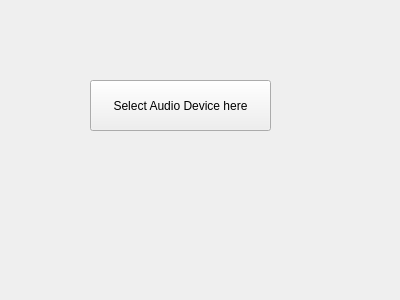
Qt form vba2/vba2/settings/settingssheet_audiooutput.ui (LingYunZhi/gbxemu) before a commit.
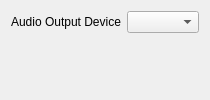
The same form after that commit. Icons and pictures are not drawn.

Commit message: allow selection of audio device

Diff of the .ui file:
```diff
--- a/vba2/vba2/settings/settingssheet_audiooutput.ui
+++ b/vba2/vba2/settings/settingssheet_audiooutput.ui
@@ -2,14 +2,6 @@
 <ui version="4.0">
  <class>SettingsSheet_AudioOutput</class>
  <widget class="QWidget" name="SettingsSheet_AudioOutput">
-  <property name="geometry">
-   <rect>
-    <x>0</x>
-    <y>0</y>
-    <width>400</width>
-    <height>300</height>
-   </rect>
-  </property>
   <property name="windowTitle">
    <string>Audio Output</string>
   </property>
@@ -17,19 +9,22 @@
    <iconset resource="../resource/resource.qrc">
     <normaloff>:/MainWindow/sound.png</normaloff>:/MainWindow/sound.png</iconset>
   </property>
-  <widget class="QPushButton" name="pushButton">
-   <property name="geometry">
-    <rect>
-     <x>90</x>
-     <y>80</y>
-     <width>181</width>
-     <height>51</height>
-    </rect>
-   </property>
-   <property name="text">
-    <string>Select Audio Device here</string>
-   </property>
-  </widget>
+  <layout class="QFormLayout">
+   <item row="0" column="0">
+    <widget class="QLabel" name="label">
+     <property name="text">
+      <string>Audio Output Device</string>
+     </property>
+    </widget>
+   </item>
+   <item row="0" column="1">
+    <widget class="QComboBox" name="comboBox_device">
+     <property name="sizeAdjustPolicy">
+      <enum>QComboBox::AdjustToContents</enum>
+     </property>
+    </widget>
+   </item>
+  </layout>
  </widget>
  <resources>
   <include location="../resource/resource.qrc"/>
```
The commit also changes 16 other files.
